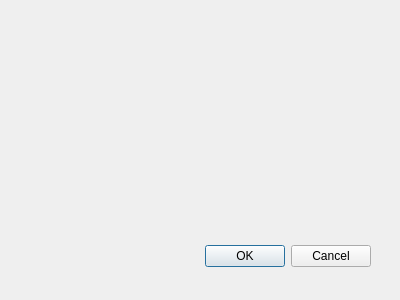
Above: point_maker/point_maker_dialog_base.ui from POTatO-25/QGIS-PLUGIN before the change. Below: the same form after it.
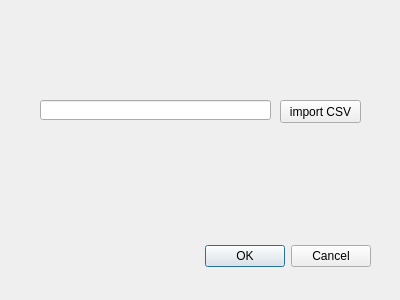
That is the form after the change.

Commit message: 0511 LineEdit, pushButton 생성

What changed in the file:
```diff
--- a/point_maker/point_maker_dialog_base.ui
+++ b/point_maker/point_maker_dialog_base.ui
@@ -28,6 +28,29 @@
     <set>QDialogButtonBox::Cancel|QDialogButtonBox::Ok</set>
    </property>
   </widget>
+  <widget class="QLineEdit" name="lineEdit_csv">
+   <property name="geometry">
+    <rect>
+     <x>40</x>
+     <y>100</y>
+     <width>231</width>
+     <height>20</height>
+    </rect>
+   </property>
+  </widget>
+  <widget class="QPushButton" name="pushButton_csv">
+   <property name="geometry">
+    <rect>
+     <x>280</x>
+     <y>100</y>
+     <width>81</width>
+     <height>23</height>
+    </rect>
+   </property>
+   <property name="text">
+    <string>import CSV</string>
+   </property>
+  </widget>
  </widget>
  <resources/>
  <connections>
```
Left out of the diff: 41 changed lines with no effect on the pictures. The commit also changes 5 other files.
